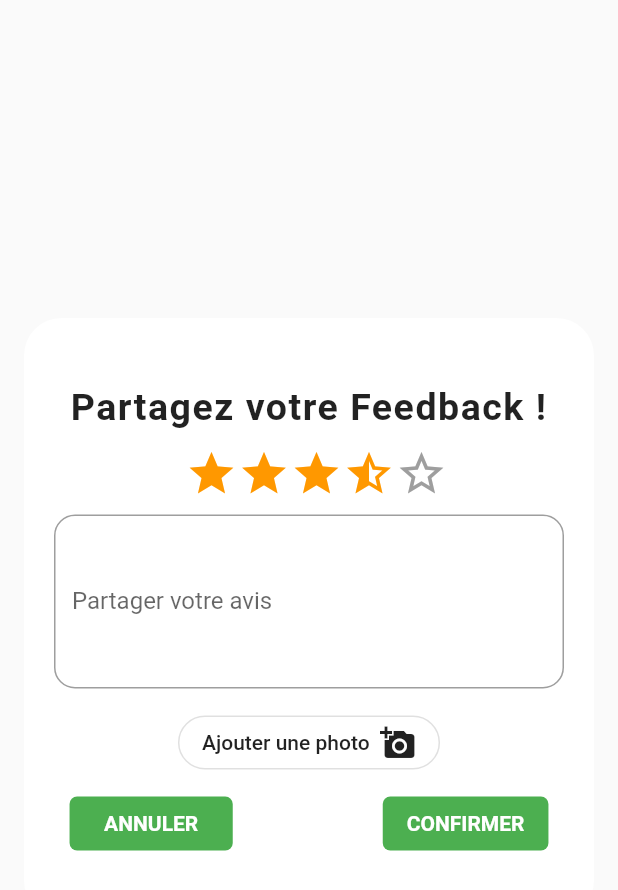
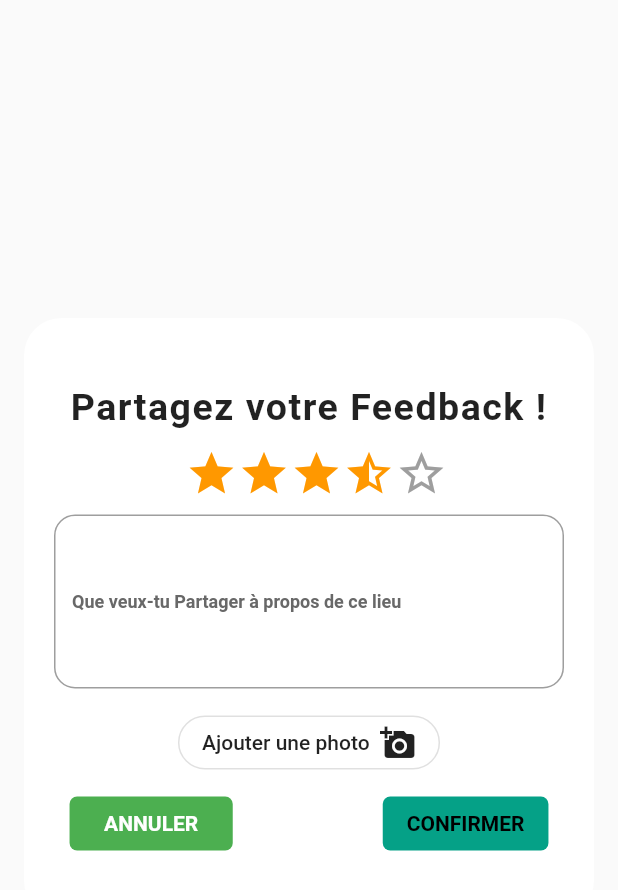
Before and after one commit to moho12n/patrimoine_app, a Flutter app: the Dialog widget shown alone on an empty page, opened directly, on a phone screen of 412 x 824 dp. Shown: the top 890 px of the screen. Run offline on Flutter 3.47's test engine with Material 2 defaults, Android fonts, the phone set to English and light mode, and no system bars; drawn by our look-alikes of flutter_rating; our stand-ins replace flutter_rating_bar, fluttertoast, google_maps_flutter, image_picker, shared_preferences; missing offline and left inert: flutter_google_places, geocoder, google_maps_webservice, keyboard_visibility; accounts and stored records are empty; Roboto replaces fonts that are missing (Lora, Montserrat).

Commit message:
pop up background

```diff
--- a/lib/Pages/sign_up.dart
+++ b/lib/Pages/sign_up.dart
@@ -1,7 +1,7 @@
 import 'package:flutter/material.dart';
 import 'package:patrimoine_app/theme.dart';
 import '../UI/elements.dart';
-
+import './map_main.dart';
 class SignUpFirstPage extends StatelessWidget {
   @override
   Widget build(BuildContext context) {
--- a/lib/UI/elements.dart
+++ b/lib/UI/elements.dart
@@ -1,7 +1,8 @@
 import 'package:flutter/material.dart';
 import 'package:patrimoine_app/theme.dart';
 import '../Pages/sign_up.dart';
-
+import '../Pages/map_main.dart';
+import '../main.dart';
 //***************************************Buttons */
 class ButtonIdentifier extends StatelessWidget {
   @override
@@ -63,7 +64,7 @@ class ButtonIdentifier2 extends StatelessWidget {
           onPressed: () {
             Navigator.push(
               context,
-              MaterialPageRoute(builder: (context) => SignUpSecondPage()),
+              MaterialPageRoute(builder: (context) => MyApp()),
             );
           },
           child: Text(
--- a/lib/UI/pop_up_Feedback.dart
+++ b/lib/UI/pop_up_Feedback.dart
@@ -41,18 +41,20 @@ class MyPopupSurface extends StatelessWidget {
 
   @override
   Widget build(BuildContext context) {
-    return ClipRRect(
+    return Center(
+      child: ClipRRect(
         borderRadius: BorderRadius.circular(25),
         child: BackdropFilter(
-        filter: ImageFilter.blur(sigmaX: 40, sigmaY: 20),
+          filter: ImageFilter.blur(sigmaX: 4, sigmaY: 4),
           child: Container(
             decoration: BoxDecoration(
-            color: Color(0xfffcf4ed),
+              color: Colors.transparent,
               backgroundBlendMode: BlendMode.overlay,
             ),
             child: Container(
-            color: isSurfacePainted ? Colors.white : null,
+              color: Color(0xffffffff).withOpacity(0.90),
               child: child,
+            ),
           ),
         ),
       ),
@@ -88,7 +90,11 @@ void showOnTapMessage(BuildContext context) {
           ),
         )
       ])));
-  showDialog(context: context, child: alert);
+  /*showDialog(context: context, child: alert,);
+  Navigator.of(context).push(
+    PageRouteBuilder(
+        pageBuilder: (context, _, __) => alert, opaque: false),
+  );*/
 }
 
 //---------
@@ -123,6 +129,7 @@ class _MyDialogState extends State<Dialog> {
           child: Material(
               type: MaterialType.transparency,
               child: AnimatedContainer(
+                //color: Colors.white10,
                 curve: Curves.ease,
                 duration: Duration(
                   milliseconds: 400,
@@ -172,8 +179,15 @@ class _MyDialogState extends State<Dialog> {
                         textCapitalization: TextCapitalization.sentences,
                         maxLines: 4,
                         decoration: InputDecoration(
-                            labelText: "Partager votre avis",
-                            hintText: "J'ai visité...",
+                            labelText:
+                                "Que veux-tu Partager à propos de ce lieu",
+                            labelStyle: TextStyle(
+                              fontFamily: "Montserrat",
+                              fontWeight: FontWeight.w600,
+                              fontSize: 12,
+                              color: Color(0xff686868),
+                            ),
+                            hintText: "...",
                             border: OutlineInputBorder(
                                 borderRadius: BorderRadius.circular(14)))),
                     SizedBox(
@@ -231,12 +245,11 @@ class _MyDialogState extends State<Dialog> {
                               context,
                             );
                           },
-                          textColor: Colors.white,
-                          color: Colors.green,
+                          color: Color(0xff05A187),
                           child: Text(
                             "CONFIRMER",
                             style: TextStyle(
-                                color: Colors.white,
+                                color: Colors.black,
                                 fontFamily: 'Lora',
                                 fontWeight: FontWeight.bold,
                                 fontSize: 14),
--- a/lib/main.dart
+++ b/lib/main.dart
@@ -7,7 +7,7 @@ import 'example.dart';
 import 'theme.dart';
 
 void main() => runApp(MaterialApp(
-      home: SignUpFirstPage(),
+      home: MyApp(),
       theme: ThemeData(unselectedWidgetColor: Colors.white70),
     ));
 /*void main() {
@@ -37,7 +37,7 @@ class _MyAppState extends State<MyApp> {
         backgroundColor: Colors.green,
         selectedItemColor: Colors.white,
         unselectedItemColor: Colors.white54,
-        onTap: onTabTapped, // new
+        onTap: onTabTapped,
         currentIndex: _currentIndex,
         items: [
           BottomNavigationBarItem(
```
Also changed, not shown: lib/Pages/map_main.dart (+9 -7 lines). Lines whose indentation alone changed are shown as unchanged.
